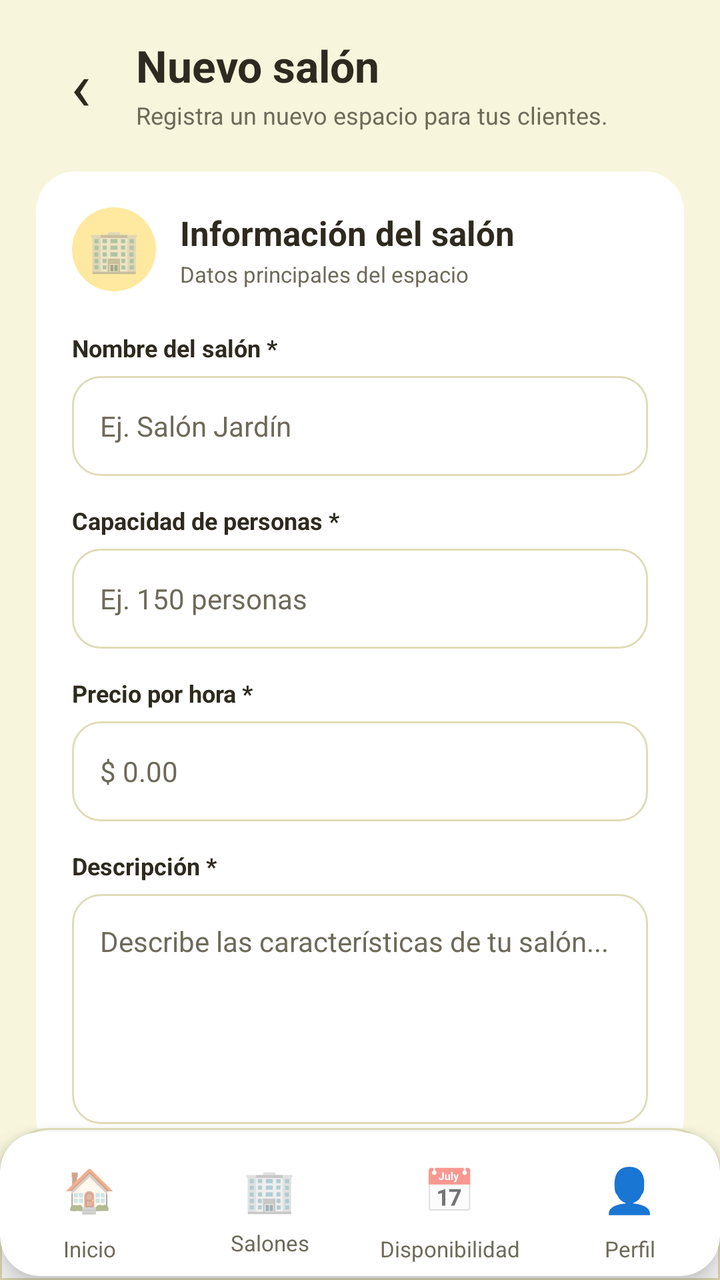
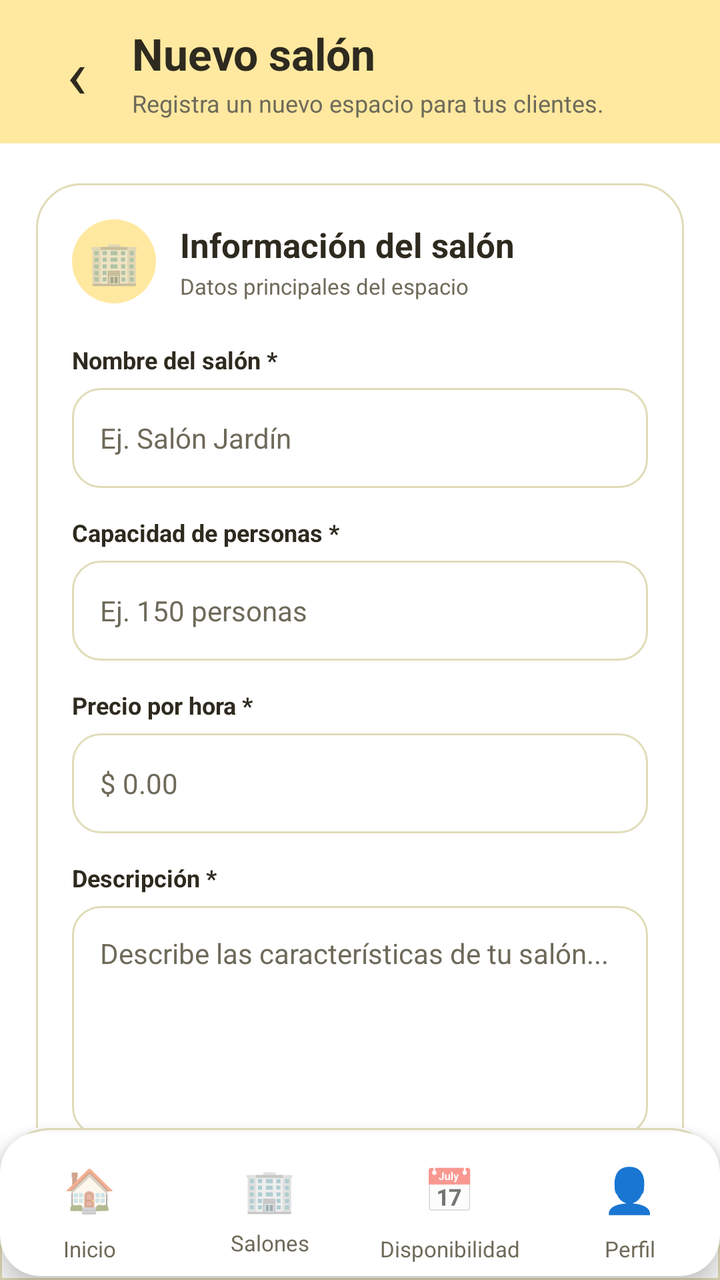

Before-and-after screenshots of an Android layout around one commit, followed by the original layout XML and the change that was made.
<!-- AndroidManifest.xml: application theme Theme.Ocasion_mobil_v2 -->
<!-- res/layout/activity_salon_form.xml -->
<?xml version="1.0" encoding="utf-8"?>
<LinearLayout xmlns:android="http://schemas.android.com/apk/res/android"
    xmlns:app="http://schemas.android.com/apk/res-auto"
    android:layout_width="match_parent"
    android:layout_height="match_parent"
    android:background="@color/bg_general"
    android:orientation="vertical">

    

    <androidx.core.widget.NestedScrollView
        android:layout_width="match_parent"
        android:layout_height="0dp"
        android:layout_weight="1"
        android:clipToPadding="false"
        android:fillViewport="true">

        <LinearLayout
            android:layout_width="match_parent"
            android:layout_height="wrap_content"
            android:orientation="vertical"
            android:padding="18dp"
            android:paddingBottom="25dp">

            

            <LinearLayout
                android:layout_width="match_parent"
                android:layout_height="wrap_content"
                android:gravity="center_vertical"
                android:orientation="horizontal">

                <TextView
                    android:id="@+id/btnBack"
                    android:layout_width="45dp"
                    android:layout_height="45dp"
                    android:clickable="true"
                    android:focusable="true"
                    android:fontFamily="sans-serif"
                    android:gravity="center"
                    android:text="‹"
                    android:textColor="@color/texto_principal"
                    android:textSize="34sp" />

                <LinearLayout
                    android:layout_width="0dp"
                    android:layout_height="wrap_content"
                    android:layout_weight="1"
                    android:orientation="vertical"
                    android:paddingStart="5dp">

                    <TextView
                        android:id="@+id/tvFormTitle"
                        android:layout_width="match_parent"
                        android:layout_height="wrap_content"
                        android:fontFamily="sans-serif"
                        android:text="Nuevo salón"
                        android:textColor="@color/texto_principal"
                        android:textSize="22sp"
                        android:textStyle="bold" />

                    <TextView
                        android:layout_width="match_parent"
                        android:layout_height="wrap_content"
                        android:layout_marginTop="2dp"
                        android:fontFamily="sans-serif"
                        android:text="Registra un nuevo espacio para tus clientes."
                        android:textColor="@color/texto_secundario"
                        android:textSize="12sp" />

                </LinearLayout>

            </LinearLayout>


            

            <LinearLayout
                android:layout_width="match_parent"
                android:layout_height="wrap_content"
                android:layout_marginTop="20dp"
                android:background="@drawable/bg_card"
                android:orientation="vertical"
                android:padding="18dp">

                

                <LinearLayout
                    android:layout_width="match_parent"
                    android:layout_height="wrap_content"
                    android:gravity="center_vertical"
                    android:orientation="horizontal">

                    <TextView
                        android:layout_width="42dp"
                        android:layout_height="42dp"
                        android:background="@drawable/bg_icon_circle"
                        android:gravity="center"
                        android:text="🏢"
                        android:textSize="21sp" />

                    <LinearLayout
                        android:layout_width="0dp"
                        android:layout_height="wrap_content"
                        android:layout_weight="1"
                        android:orientation="vertical"
                        android:paddingStart="12dp">

                        <TextView
                            android:layout_width="match_parent"
                            android:layout_height="wrap_content"
                            android:text="Información del salón"
                            android:textColor="@color/texto_principal"
                            android:textSize="17sp"
                            android:textStyle="bold" />

                        <TextView
                            android:layout_width="match_parent"
                            android:layout_height="wrap_content"
                            android:layout_marginTop="2dp"
                            android:text="Datos principales del espacio"
                            android:textColor="@color/texto_secundario"
                            android:textSize="11sp" />

                    </LinearLayout>

                </LinearLayout>


                

                <TextView
                    android:layout_width="match_parent"
                    android:layout_height="wrap_content"
                    android:layout_marginTop="20dp"
                    android:text="Nombre del salón *"
                    android:textColor="@color/texto_principal"
                    android:textSize="12sp"
                    android:textStyle="bold" />

                <EditText
                    android:id="@+id/etNombreSalon"
                    android:layout_width="match_parent"
                    android:layout_height="50dp"
                    android:layout_marginTop="6dp"
                    android:background="@drawable/bg_edittext"
                    android:hint="Ej. Salón Jardín"
                    android:inputType="textCapSentences"
                    android:maxLength="100"
                    android:paddingHorizontal="14dp"
                    android:textColor="@color/texto_principal"
                    android:textColorHint="@color/texto_secundario"
                    android:textSize="14sp" />

                <TextView
                    android:id="@+id/tvErrorNombre"
                    android:layout_width="match_parent"
                    android:layout_height="wrap_content"
                    android:textColor="@color/rojo_error"
                    android:textSize="11sp"
                    android:visibility="gone" />


                

                <TextView
                    android:layout_width="match_parent"
                    android:layout_height="wrap_content"
                    android:layout_marginTop="14dp"
                    android:text="Capacidad de personas *"
                    android:textColor="@color/texto_principal"
                    android:textSize="12sp"
                    android:textStyle="bold" />

                <EditText
                    android:id="@+id/etCapacidad"
                    android:layout_width="match_parent"
                    android:layout_height="50dp"
                    android:layout_marginTop="6dp"
                    android:background="@drawable/bg_edittext"
                    android:hint="Ej. 150 personas"
                    android:inputType="number"
                    android:paddingHorizontal="14dp"
                    android:textColor="@color/texto_principal"
                    android:textColorHint="@color/texto_secundario"
                    android:textSize="14sp" />

                <TextView
                    android:id="@+id/tvErrorCapacidad"
                    android:layout_width="match_parent"
                    android:layout_height="wrap_content"
                    android:textColor="@color/rojo_error"
                    android:textSize="11sp"
                    android:visibility="gone" />


                

                <TextView
                    android:layout_width="match_parent"
                    android:layout_height="wrap_content"
                    android:layout_marginTop="14dp"
                    android:text="Precio por hora *"
                    android:textColor="@color/texto_principal"
                    android:textSize="12sp"
                    android:textStyle="bold" />

                <EditText
                    android:id="@+id/etPrecioHora"
                    android:layout_width="match_parent"
                    android:layout_height="50dp"
                    android:layout_marginTop="6dp"
                    android:background="@drawable/bg_edittext"
                    android:hint="$ 0.00"
                    android:inputType="numberDecimal"
                    android:paddingHorizontal="14dp"
                    android:textColor="@color/texto_principal"
                    android:textColorHint="@color/texto_secundario"
                    android:textSize="14sp" />

                <TextView
                    android:id="@+id/tvErrorPrecio"
                    android:layout_width="match_parent"
                    android:layout_height="wrap_content"
                    android:textColor="@color/rojo_error"
                    android:textSize="11sp"
                    android:visibility="gone" />


                

                <TextView
                    android:layout_width="match_parent"
                    android:layout_height="wrap_content"
                    android:layout_marginTop="14dp"
                    android:text="Descripción *"
                    android:textColor="@color/texto_principal"
                    android:textSize="12sp"
                    android:textStyle="bold" />

                <EditText
                    android:id="@+id/etDescripcion"
                    android:layout_width="match_parent"
                    android:layout_height="115dp"
                    android:layout_marginTop="6dp"
                    android:background="@drawable/bg_edittext"
                    android:gravity="top|start"
                    android:hint="Describe las características de tu salón..."
                    android:inputType="textMultiLine|textCapSentences"
                    android:maxLength="500"
                    android:padding="14dp"
                    android:textColor="@color/texto_principal"
                    android:textColorHint="@color/texto_secundario"
                    android:textSize="14sp" />

                <TextView
                    android:id="@+id/tvErrorDescripcion"
                    android:layout_width="match_parent"
                    android:layout_height="wrap_content"
                    android:textColor="@color/rojo_error"
                    android:textSize="11sp"
                    android:visibility="gone" />

            </LinearLayout>


            

            <LinearLayout
                android:layout_width="match_parent"
                android:layout_height="wrap_content"
                android:layout_marginTop="14dp"
                android:background="@drawable/bg_card"
                android:orientation="vertical"
                android:padding="18dp">

                <LinearLayout
                    android:layout_width="match_parent"
                    android:layout_height="wrap_content"
                    android:gravity="center_vertical"
                    android:orientation="horizontal">

                    <TextView
                        android:layout_width="42dp"
                        android:layout_height="42dp"
                        android:background="@drawable/bg_icon_circle"
                        android:gravity="center"
                        android:text="📷"
                        android:textSize="20sp" />

                    <LinearLayout
                        android:layout_width="0dp"
                        android:layout_height="wrap_content"
                        android:layout_weight="1"
                        android:orientation="vertical"
                        android:paddingStart="12dp">

                        <TextView
                            android:layout_width="match_parent"
                            android:layout_height="wrap_content"
                            android:text="Imágenes"
                            android:textColor="@color/texto_principal"
                            android:textSize="17sp"
                            android:textStyle="bold" />

                        <TextView
                            android:layout_width="match_parent"
                            android:layout_height="wrap_content"
                            android:layout_marginTop="2dp"
                            android:text="Agrega fotografías de tu salón."
                            android:textColor="@color/texto_secundario"
                            android:textSize="11sp" />

                    </LinearLayout>

                </LinearLayout>


                <com.google.android.material.button.MaterialButton
                    android:id="@+id/btnAddImages"
                    android:layout_width="match_parent"
                    android:layout_height="48dp"
                    android:layout_marginTop="15dp"
                    android:background="@drawable/bg_button_secondary"
                    android:text="📷   Agregar imágenes"
                    android:textAllCaps="false"
                    android:textColor="@color/verde_primario"
                    android:textSize="13sp"
                    android:textStyle="bold" />


                <TextView
                    android:id="@+id/tvCantidadImagenes"
                    android:layout_width="match_parent"
                    android:layout_height="wrap_content"
                    android:layout_marginTop="8dp"
                    android:text="0 de 5 imágenes seleccionadas"
                    android:textAlignment="center"
                    android:textColor="@color/texto_secundario"
                    android:textSize="12sp" />


                <TextView
                    android:id="@+id/tvErrorImagenes"
                    android:layout_width="match_parent"
                    android:layout_height="wrap_content"
                    android:layout_marginTop="5dp"
                    android:textColor="@color/rojo_error"
                    android:textSize="11sp"
                    android:visibility="gone" />


                <HorizontalScrollView
                    android:layout_width="match_parent"
                    android:layout_height="110dp"
                    android:layout_marginTop="12dp"
                    android:scrollbars="none">

                    <LinearLayout
                        android:id="@+id/containerImages"
                        android:layout_width="wrap_content"
                        android:layout_height="match_parent"
                        android:orientation="horizontal" />

                </HorizontalScrollView>

            </LinearLayout>

            

            <com.google.android.material.button.MaterialButton
                android:id="@+id/btnContinuarUbicacion"
                android:layout_width="match_parent"
                android:layout_height="55dp"
                android:layout_marginTop="20dp"
                android:layout_marginBottom="30dp"
                android:backgroundTint="@color/rojo_error"
                app:cornerRadius="27dp"
                android:text="Continuar con ubicación"
                android:textAllCaps="false"
                android:textColor="@color/blanco"
                android:textSize="15sp"
                android:textStyle="bold"
                android:background="@drawable/bg_button_secondary"/>

        </LinearLayout>

    </androidx.core.widget.NestedScrollView>


    

    <LinearLayout
        android:layout_width="match_parent"
        android:layout_height="76dp"
        android:background="@drawable/bg_bottom_menu"
        android:elevation="10dp"
        android:gravity="center"
        android:orientation="horizontal">

        <include
            layout="@layout/bottom_nav_owner"
            android:layout_width="match_parent"
            android:layout_height="72dp" />
    </LinearLayout>

</LinearLayout>
<!-- res/layout/bottom_nav_owner.xml (included above) -->
<?xml version="1.0" encoding="utf-8"?>
<com.google.android.material.card.MaterialCardView
    xmlns:android="http://schemas.android.com/apk/res/android"
    xmlns:app="http://schemas.android.com/apk/res-auto"

    android:layout_width="match_parent"
    android:layout_height="72dp"

    app:cardBackgroundColor="@color/blanco"
    app:cardCornerRadius="20dp"
    app:cardElevation="8dp"
    app:strokeWidth="0dp">

    <LinearLayout
        android:layout_width="match_parent"
        android:layout_height="match_parent"
        android:orientation="horizontal"
        android:gravity="center">

        

        <LinearLayout
            android:id="@+id/navHome"
            android:layout_width="0dp"
            android:layout_height="match_parent"
            android:layout_weight="1"
            android:gravity="center"
            android:orientation="vertical">

            <TextView
                android:layout_width="45dp"
                android:layout_height="45dp"
                android:gravity="center"
                android:text="🏠"
                android:textSize="21sp" />

            <TextView
                android:layout_width="wrap_content"
                android:layout_height="wrap_content"
                android:text="Inicio"
                android:textColor="@color/texto_secundario"
                android:textSize="11sp" />

        </LinearLayout>


        

        <LinearLayout
            android:id="@+id/navSalons"
            android:layout_width="0dp"
            android:layout_height="match_parent"
            android:layout_weight="1"
            android:gravity="center"
            android:orientation="vertical">

            <TextView
                android:layout_width="45dp"
                android:layout_height="39dp"
                android:gravity="center"
                android:text="🏢"
                android:textSize="21sp" />

            <TextView
                android:layout_width="wrap_content"
                android:layout_height="wrap_content"
                android:text="Salones"
                android:textColor="@color/texto_secundario"
                android:textSize="11sp" />

        </LinearLayout>


        

        <LinearLayout
            android:id="@+id/navDispo"
            android:layout_width="0dp"
            android:layout_height="match_parent"
            android:layout_weight="1"
            android:gravity="center"
            android:orientation="vertical">

            <TextView
                android:layout_width="45dp"
                android:layout_height="45dp"
                android:gravity="center"
                android:text="📅"
                android:textSize="21sp" />

            <TextView
                android:layout_width="wrap_content"
                android:layout_height="wrap_content"
                android:text="Disponibilidad"
                android:textColor="@color/texto_secundario"
                android:textSize="11sp" />

        </LinearLayout>


        

        <LinearLayout
            android:id="@+id/btnPerfil"
            android:layout_width="0dp"
            android:layout_height="match_parent"
            android:layout_weight="1"
            android:gravity="center"
            android:orientation="vertical">

            <TextView
                android:layout_width="45dp"
                android:layout_height="45dp"
                android:gravity="center"
                android:text="👤"
                android:textColor="@color/texto_secundario"
                android:textSize="22sp" />

            <TextView
                android:layout_width="wrap_content"
                android:layout_height="wrap_content"
                android:text="Perfil"
                android:textColor="@color/texto_secundario"
                android:textSize="11sp" />

        </LinearLayout>

    </LinearLayout>

</com.google.android.material.card.MaterialCardView>
<!-- resources referenced by this layout -->
<resources>
  <color name="bg_general">#F7F6DC</color>
  <color name="blanco">#FFFFFF</color>
  <color name="rojo_error">#CC3636</color>
  <color name="texto_principal">#2E2A1F</color>
  <color name="texto_secundario">#6E6A5A</color>
  <color name="verde_primario">#367E18</color>
  <!-- drawable bg_bottom_menu (drawable) -->
  <?xml version="1.0" encoding="utf-8"?>
  <shape xmlns:android="http://schemas.android.com/apk/res/android"
      android:shape="rectangle">
  
      <solid android:color="@color/blanco" />
  
      <corners
          android:topLeftRadius="25dp"
          android:topRightRadius="25dp" />
  
      <stroke
          android:width="1dp"
          android:color="@color/borde_input" />
  
  </shape>
  <!-- drawable bg_button_secondary (drawable) -->
  <?xml version="1.0" encoding="utf-8"?>
  <shape xmlns:android="http://schemas.android.com/apk/res/android">
  
      <solid android:color="@color/header_footer_light" />
  
      <corners android:radius="24dp" />
  
  </shape>
  <!-- drawable bg_card (drawable) -->
  <?xml version="1.0" encoding="utf-8"?>
  <shape xmlns:android="http://schemas.android.com/apk/res/android">
  
      <solid android:color="@color/blanco" />
  
      <corners android:radius="20dp" />
  
      <padding
          android:left="0dp"
          android:top="0dp"
          android:right="0dp"
          android:bottom="0dp" />
  
  </shape>
  <!-- drawable bg_edittext (drawable) -->
  <?xml version="1.0" encoding="utf-8"?>
  <shape xmlns:android="http://schemas.android.com/apk/res/android"
      android:shape="rectangle">
  
      <solid android:color="@color/blanco" />
      <stroke
          android:width="1dp"
          android:color="@color/borde_input" />
      <corners android:radius="14dp" />
      <padding
          android:left="16dp"
          android:top="12dp"
          android:right="16dp"
          android:bottom="12dp" />
  </shape>
  <!-- drawable bg_icon_circle (drawable) -->
  <?xml version="1.0" encoding="utf-8"?>
  <shape xmlns:android="http://schemas.android.com/apk/res/android">
  
      <solid android:color="@color/header_footer_light" />
  
      <corners android:radius="25dp" />
  
  </shape>
  <style name="Theme.Ocasion_mobil_v2" parent="Theme.MaterialComponents.Light.NoActionBar" />
  <color name="borde_input">#E0DCB8</color>
  <color name="header_footer_light">#FFE9A0</color>
</resources>

<!-- the commit's change to res/layout/activity_salon_form.xml (unified diff, before → after) -->
@@ -19,8 +19,7 @@
             android:layout_width="match_parent"
             android:layout_height="wrap_content"
             android:orientation="vertical"
-            android:padding="18dp"
-            android:paddingBottom="25dp">
+            >
 
             
 
@@ -28,7 +27,10 @@
                 android:layout_width="match_parent"
                 android:layout_height="wrap_content"
                 android:gravity="center_vertical"
-                android:orientation="horizontal">
+                android:background="@color/header_footer_light"
+                android:orientation="horizontal"
+                android:paddingHorizontal="16dp"
+                android:paddingVertical="12dp">
 
                 <TextView
                     android:id="@+id/btnBack"
@@ -72,14 +74,18 @@
 
             </LinearLayout>
 
-
+        <LinearLayout
+            android:layout_width="match_parent"
+            android:layout_height="wrap_content"
+            android:orientation="vertical"
+            android:paddingHorizontal="18dp">
             
 
             <LinearLayout
                 android:layout_width="match_parent"
                 android:layout_height="wrap_content"
                 android:layout_marginTop="20dp"
-                android:background="@drawable/bg_card"
+                android:background="@drawable/bg_owner_card"
                 android:orientation="vertical"
                 android:padding="18dp">
 
@@ -270,7 +276,7 @@
                 android:layout_width="match_parent"
                 android:layout_height="wrap_content"
                 android:layout_marginTop="14dp"
-                android:background="@drawable/bg_card"
+                android:background="@drawable/bg_owner_card"
                 android:orientation="vertical"
                 android:padding="18dp">
 
@@ -321,12 +327,12 @@
                     android:layout_width="match_parent"
                     android:layout_height="48dp"
                     android:layout_marginTop="15dp"
-                    android:background="@drawable/bg_button_secondary"
                     android:text="📷   Agregar imágenes"
                     android:textAllCaps="false"
                     android:textColor="@color/verde_primario"
                     android:textSize="13sp"
-                    android:textStyle="bold" />
+                    android:textStyle="bold"
+                    style="@style/BotonOcasionSecundario"/>
 
 
                 <TextView
@@ -354,7 +360,8 @@
                     android:layout_width="match_parent"
                     android:layout_height="110dp"
                     android:layout_marginTop="12dp"
-                    android:scrollbars="none">
+                    android:scrollbars="none"
+                    android:background="@drawable/bg_owner_card">
 
                     <LinearLayout
                         android:id="@+id/containerImages"
@@ -374,15 +381,16 @@
                 android:layout_height="55dp"
                 android:layout_marginTop="20dp"
                 android:layout_marginBottom="30dp"
-                android:backgroundTint="@color/rojo_error"
                 app:cornerRadius="27dp"
                 android:text="Continuar con ubicación"
                 android:textAllCaps="false"
-                android:textColor="@color/blanco"
+                android:textColor="@color/verde_primario"
                 android:textSize="15sp"
                 android:textStyle="bold"
-                android:background="@drawable/bg_button_secondary"/>
-
+                style="@style/BotonOcasionSecundario"
+               />
+
+        </LinearLayout>
         </LinearLayout>
 
     </androidx.core.widget.NestedScrollView>
<!-- resource entries referenced after the edit -->
@@ -1,6 +1,6 @@
 <!-- resources referenced by this layout -->
 <resources>
-  <color name="bg_general">#F7F6DC</color>
+  <color name="bg_general">#FFFFFF</color>
   <color name="blanco">#FFFFFF</color>
   <color name="rojo_error">#CC3636</color>
   <color name="texto_principal">#2E2A1F</color>
@@ -20,30 +20,6 @@
       <stroke
           android:width="1dp"
           android:color="@color/borde_input" />
-  
-  </shape>
-  <!-- drawable bg_button_secondary (drawable) -->
-  <?xml version="1.0" encoding="utf-8"?>
-  <shape xmlns:android="http://schemas.android.com/apk/res/android">
-  
-      <solid android:color="@color/header_footer_light" />
-  
-      <corners android:radius="24dp" />
-  
-  </shape>
-  <!-- drawable bg_card (drawable) -->
-  <?xml version="1.0" encoding="utf-8"?>
-  <shape xmlns:android="http://schemas.android.com/apk/res/android">
-  
-      <solid android:color="@color/blanco" />
-  
-      <corners android:radius="20dp" />
-  
-      <padding
-          android:left="0dp"
-          android:top="0dp"
-          android:right="0dp"
-          android:bottom="0dp" />
   
   </shape>
   <!-- drawable bg_edittext (drawable) -->
@@ -71,6 +47,29 @@
       <corners android:radius="25dp" />
   
   </shape>
+  <!-- drawable bg_owner_card (drawable) -->
+  <?xml version="1.0" encoding="utf-8"?>
+  <shape xmlns:android="http://schemas.android.com/apk/res/android"
+      android:shape="rectangle">
+  
+      <solid android:color="@color/blanco" />
+  
+      <corners android:radius="22dp" />
+  
+      <stroke
+          android:width="1dp"
+          android:color="@color/borde_input" />
+  
+  </shape>
+  <style name="BotonOcasionSecundario" parent="Widget.MaterialComponents.Button.OutlinedButton">
+          <item name="backgroundTint">@color/blanco</item>
+          <item name="strokeColor">@color/verde_primario</item>
+          <item name="strokeWidth">1dp</item>
+          <item name="android:textColor">@color/verde_primario</item>
+          <item name="android:textAllCaps">false</item>
+          <item name="android:minHeight">48dp</item>
+          <item name="cornerRadius">22dp</item>
+      </style>
   <style name="Theme.Ocasion_mobil_v2" parent="Theme.MaterialComponents.Light.NoActionBar" />
   <color name="borde_input">#E0DCB8</color>
   <color name="header_footer_light">#FFE9A0</color>
